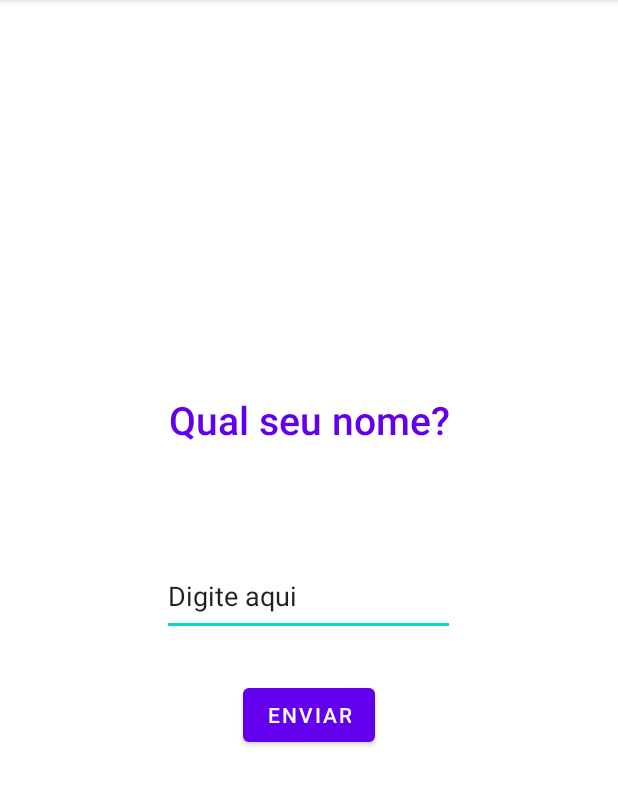
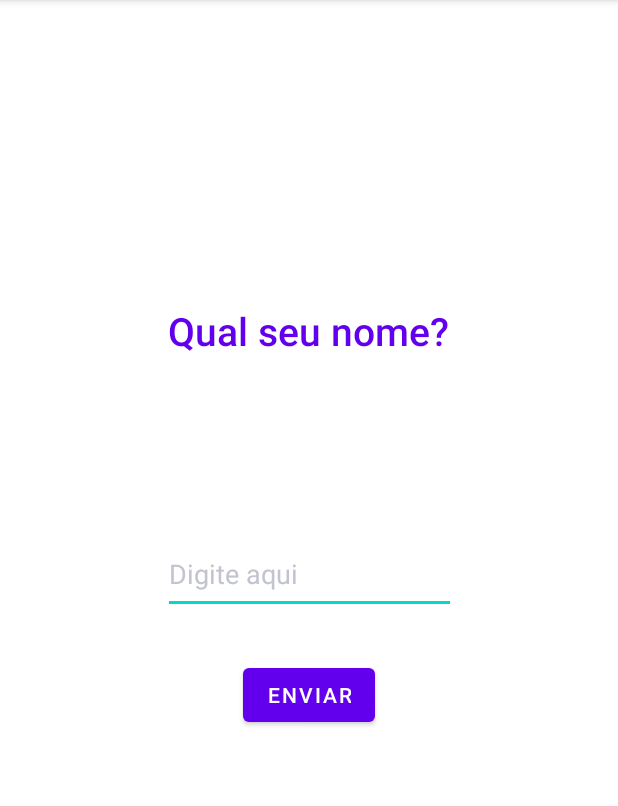
Before and after one commit to ShyBlueMoon/minha_ideia_app, an Android app: the screen it shows after launch (MainActivity), on a phone screen of 412 x 824 dp, the part 84-890 px from its top. Run offline under Robolectric (Android 15) with nearby library versions, the phone set to English and light mode, and no system bars.

Commit message:
Alterei um input para um estilo placeholder com hint

```diff
--- a/appminhaideia/src/main/res/layout/activity_main.xml
+++ b/appminhaideia/src/main/res/layout/activity_main.xml
@@ -19,9 +19,10 @@
         app:flow_verticalAlign="center"
         app:layout_constraintBottom_toBottomOf="parent"
         app:layout_constraintEnd_toEndOf="parent"
+        app:layout_constraintHorizontal_bias="0.497"
         app:layout_constraintStart_toStartOf="parent"
         app:layout_constraintTop_toTopOf="parent"
-        app:layout_constraintVertical_bias="0.351" />
+        app:layout_constraintVertical_bias="0.266" />
 
     <EditText
         android:id="@+id/nameTypeHere"
@@ -29,14 +30,14 @@
         android:layout_height="53dp"
         android:autofillHints="@string/acessibility_label_input_name"
         android:ems="10"
+        android:hint="@string/your_name_here"
+        android:textColorHint="#c2c4cf"
         android:inputType="textPersonName"
-        android:text="@string/your_name_here"
         app:layout_constraintBottom_toBottomOf="parent"
         app:layout_constraintEnd_toEndOf="parent"
-        app:layout_constraintHorizontal_bias="0.497"
         app:layout_constraintStart_toStartOf="parent"
         app:layout_constraintTop_toBottomOf="@+id/whats_your_name"
-        app:layout_constraintVertical_bias="0.143" />
+        app:layout_constraintVertical_bias="0.222" />
 
     <Button
         android:id="@+id/btn_send_name"
```
